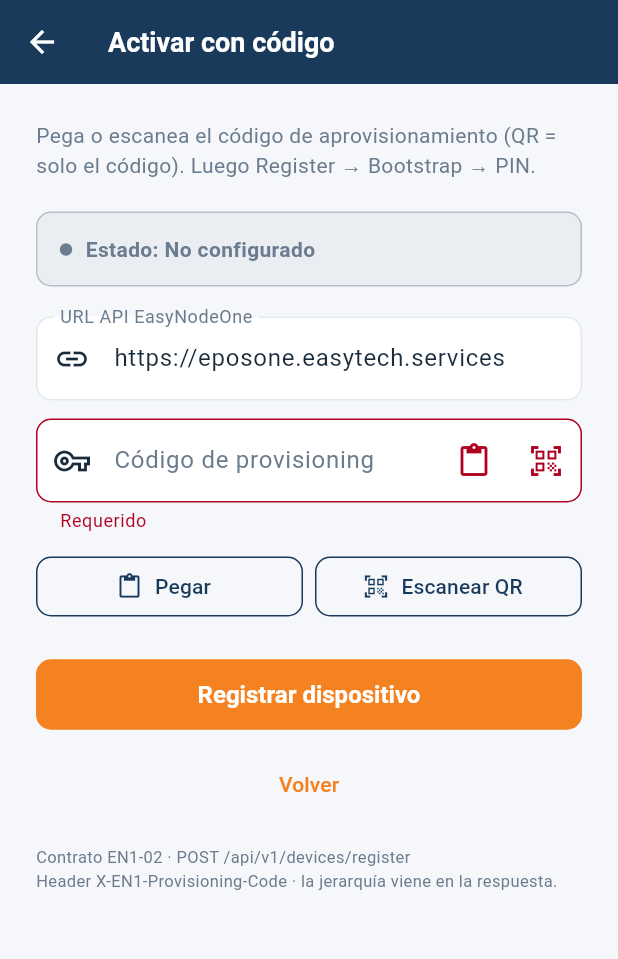
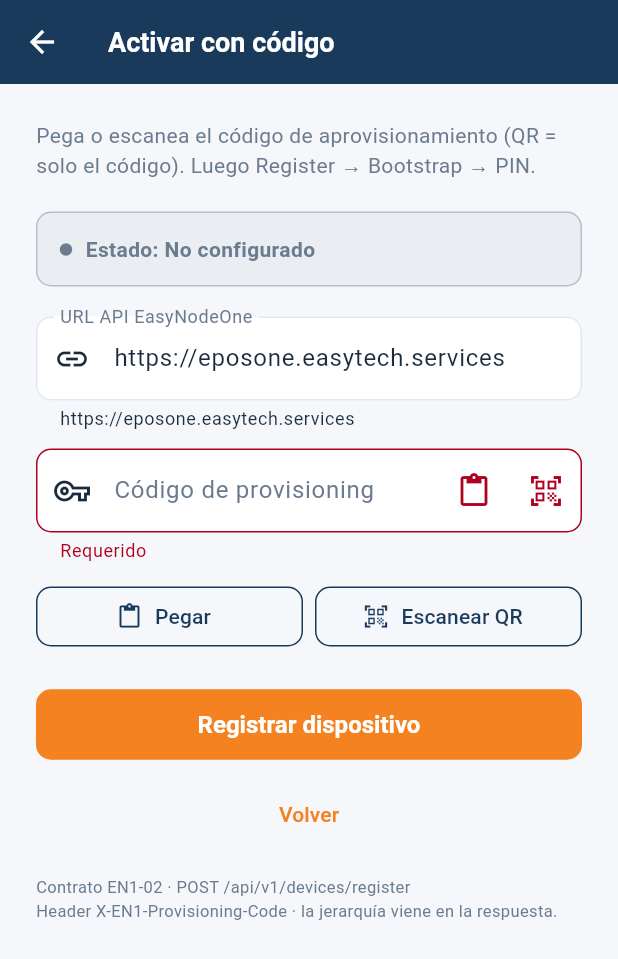
Before and after one commit to shidalgo0925/EPosOne, a Flutter app: the ConnectEn1Screen screen opened by its route, after a tap on "Registrar dispositivo", on a phone screen of 412 x 824 dp. Shown: the top 959 px of the screen. Run offline on Flutter 3.47's test engine with Material 3 defaults, Android fonts, the phone set to English and light mode, and no system bars; our stand-ins replace app_links, flutter_riverpod, flutter_secure_storage, flutter_slidable, go_router, image_picker and 8 more; missing offline and left inert: mobile_scanner, print_bluetooth_thermal; accounts and stored records are empty; generated files the repository leaves out were written again.

Commit message:
Allow empty-catalog bootstrap and harden connect recovery for invalid codes.
New orgs without products no longer block onboarding; normalize truncated EN1 URLs and guide users to request a fresh Portal code.

Co-authored-by: Cursor <cursoragent@cursor.com>

```diff
--- a/eposone/lib/src/features/platform/presentation/screens/connect_en1_screen.dart
+++ b/eposone/lib/src/features/platform/presentation/screens/connect_en1_screen.dart
@@ -101,6 +101,13 @@ class _ConnectEn1ScreenState extends ConsumerState<ConnectEn1Screen> {
 
   Future<void> _register() async {
     if (!_formKey.currentState!.validate()) return;
+    // Evitar URL truncada / basura en draft (p. ej. easytech.serv).
+    final rawUrl = _urlCtrl.text.trim();
+    final fixedUrl = _normalizeApiUrl(rawUrl);
+    if (fixedUrl != rawUrl) {
+      _urlCtrl.text = fixedUrl;
+    }
+
     setState(() {
       _busy = true;
       _status = ConnectionStatus.registering;
@@ -111,7 +118,7 @@ class _ConnectEn1ScreenState extends ConsumerState<ConnectEn1Screen> {
       final pkg = await PackageInfo.fromPlatform();
       final appVersion = '${pkg.version}+${pkg.buildNumber}';
       final config = await _repo.provision(
-        apiBaseUrl: _urlCtrl.text.trim(),
+        apiBaseUrl: fixedUrl,
         provisioningCode: _codeCtrl.text.trim(),
         appVersion: appVersion,
       );
@@ -155,9 +162,18 @@ class _ConnectEn1ScreenState extends ConsumerState<ConnectEn1Screen> {
       // ADR-014: bootstrap obligatorio tras register / reprovision.
       context.go('/platform/bootstrap');
     } catch (e) {
-      final message = e is En1ProvisioningException
+      var message = e is En1ProvisioningException
           ? e.userMessage
-          : 'No se pudo conectar con EasyNodeOne. Intenta de nuevo.';
+          : 'No se pudo conectar. Intente de nuevo.';
+      if (e is En1ProvisioningException &&
+          (e.kind == En1ProvisioningErrorKind.invalidActivationCode ||
+              e.kind == En1ProvisioningErrorKind.codeExpired ||
+              e.kind == En1ProvisioningErrorKind.codeUsed ||
+              e.kind == En1ProvisioningErrorKind.codeRevoked)) {
+        message =
+            '$message\n\nEn el Portal de Instalación genere un código nuevo '
+            '(el anterior puede haber vencido o ya usarse) y péguelo aquí.';
+      }
       if (!mounted) return;
       setState(() {
         _busy = false;
@@ -165,6 +181,21 @@ class _ConnectEn1ScreenState extends ConsumerState<ConnectEn1Screen> {
         _error = message;
       });
     }
+  }
+
+  /// Corrige hosts truncados o incompletos hacia el PRD oficial.
+  String _normalizeApiUrl(String raw) {
+    final t = raw.trim().replaceAll(RegExp(r'/+$'), '');
+    if (t.isEmpty) return En1Hosts.apiBase;
+    final lower = t.toLowerCase();
+    if (lower.contains('easytech.serv') && !lower.contains('easytech.services')) {
+      return En1Hosts.apiBase;
+    }
+    if (lower == 'https://eposone.easytech.serv' ||
+        lower.startsWith('https://eposone.easytech.serv/')) {
+      return En1Hosts.apiBase;
+    }
+    return t;
   }
 
   Color get _statusColor => switch (_status) {
@@ -262,12 +293,12 @@ class _ConnectEn1ScreenState extends ConsumerState<ConnectEn1Screen> {
                     decoration: const InputDecoration(
                       labelText: 'URL API EasyNodeOne',
                       hintText: En1Hosts.apiBase,
+                      helperText: En1Hosts.apiBase,
                       prefixIcon: Icon(Icons.link),
                     ),
                     keyboardType: TextInputType.url,
                     validator: (v) {
-                      final t = v?.trim() ?? '';
-                      if (t.isEmpty) return 'Requerido';
+                      final t = _normalizeApiUrl(v?.trim() ?? '');
                       final uri = Uri.tryParse(t);
                       if (uri == null || !uri.hasScheme || uri.host.isEmpty) {
                         return 'URL inválida';
```
Also changed, not shown: eposone/lib/src/features/platform/data/en1_bootstrap_repository.dart (+15 -6 lines), eposone/lib/src/features/platform/presentation/screens/platform_bootstrap_screen.dart (+15 -7 lines), 1 other file.
